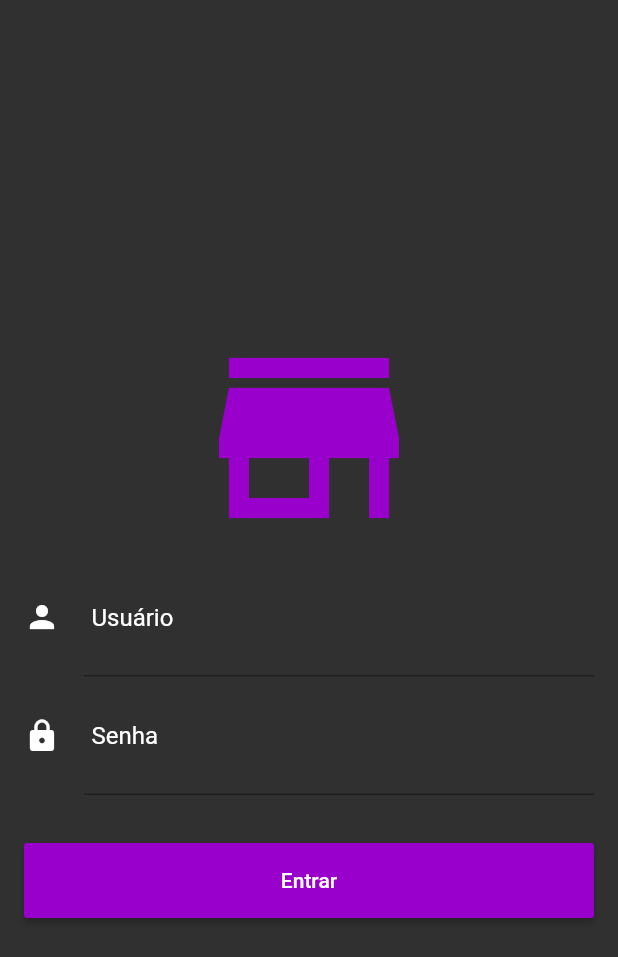
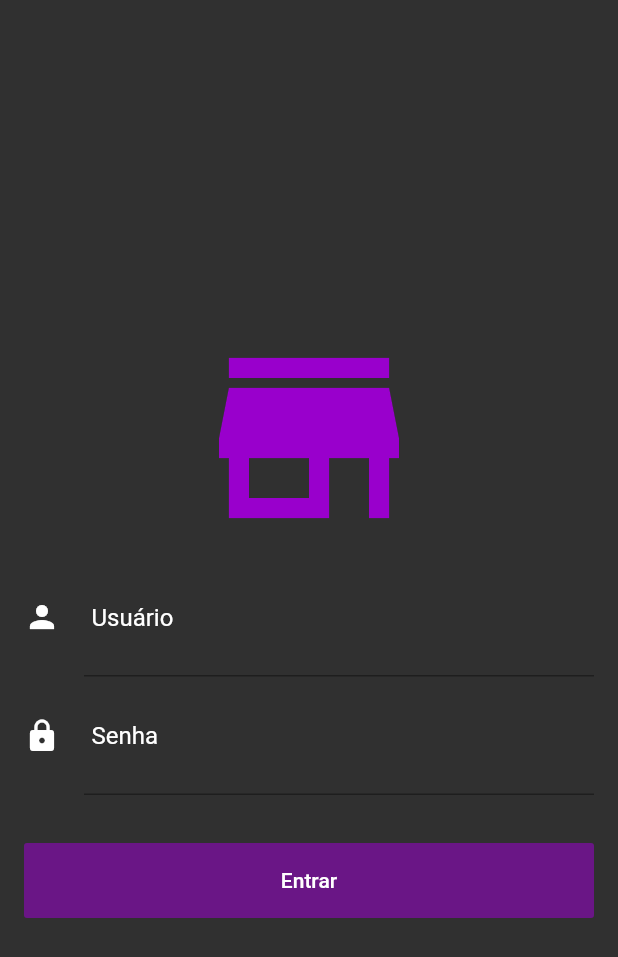
Before and after one commit to joaokage1/gerenciador_loja, a Flutter app: the screen it shows after launch, on a phone screen of 412 x 824 dp. Shown: the top 957 px of the screen. Run offline on Flutter 3.47's test engine with Material 2 defaults, Android fonts, the phone set to English and light mode, and no system bars; our stand-ins replace rxdart; missing offline and left inert: bloc_pattern.

Commit message:
using the login_bloc.dart and field validators

```diff
--- a/lib/blocs/login_bloc.dart
+++ b/lib/blocs/login_bloc.dart
@@ -2,18 +2,24 @@ import 'package:bloc_pattern/bloc_pattern.dart';
 import 'package:gerenciador_loja/validators/login_validator.dart';
 import 'package:rxdart/rxdart.dart';
 
-class loginBloc extends BlocBase with LoginValidator{
-
+class LoginBloc extends BlocBase with LoginValidator {
   final _emailController = BehaviorSubject<String>();
   final _passwordController = BehaviorSubject<String>();
 
-  Stream<String> get outEmail => _emailController.stream.transform(validateEmail);
-  Stream<String> get outPassword => _passwordController.stream.transform(validatePassword);
+  Stream<String> get outEmail =>
+      _emailController.stream.transform(validateEmail);
+  Stream<String> get outPassword =>
+      _passwordController.stream.transform(validatePassword);
+
+  Stream<bool> get outSubmitValid =>
+      Observable.combineLatest2(outEmail, outPassword, (a, b) => true);
+
+  Function(String) get changeEmail => _emailController.sink.add;
+  Function(String) get changePassword => _passwordController.sink.add;
 
   @override
   void dispose() {
     _emailController.close();
     _passwordController.close();
   }
-
 }
--- a/lib/screens/login_screen.dart
+++ b/lib/screens/login_screen.dart
@@ -1,4 +1,5 @@
 import 'package:flutter/material.dart';
+import 'package:gerenciador_loja/blocs/login_bloc.dart';
 import 'package:gerenciador_loja/widgets/input_field.dart';
 
 class LoginScreen extends StatefulWidget {
@@ -7,6 +8,8 @@ class LoginScreen extends StatefulWidget {
 }
 
 class _LoginScreenState extends State<LoginScreen> {
+  final _loginBloc = LoginBloc();
+
   @override
   Widget build(BuildContext context) {
     return Scaffold(
@@ -30,24 +33,33 @@ class _LoginScreenState extends State<LoginScreen> {
                     icon: Icons.person,
                     hint: "Usuário",
                     obscure: false,
+                    stream: _loginBloc.outEmail,
+                    onChanged: _loginBloc.changeEmail,
                   ),
                   InputField(
                     icon: Icons.lock,
                     hint: "Senha",
                     obscure: true,
+                    stream: _loginBloc.outPassword,
+                    onChanged: _loginBloc.changePassword,
                   ),
                   SizedBox(
                     height: 32.0,
                   ),
-                  SizedBox(
+                  StreamBuilder<bool>(
+                      stream: _loginBloc.outSubmitValid,
+                      builder: (context, snapshot) {
+                        return SizedBox(
                           height: 50.0,
                           child: RaisedButton(
                             color: Theme.of(context).primaryColor,
                             child: Text("Entrar"),
-                      onPressed: () {},
+                            onPressed: snapshot.hasData ? () {} : null,
                             textColor: Colors.white,
+                            disabledColor: Theme.of(context).primaryColor.withAlpha(140),
                           ),
-                  )
+                        );
+                      })
                 ],
               ),
             ),
--- a/lib/widgets/input_field.dart
+++ b/lib/widgets/input_field.dart
@@ -5,12 +5,18 @@ class InputField extends StatelessWidget {
   final IconData icon;
   final String hint;
   final bool obscure;
+  final Stream<String> stream;
+  final Function(String) onChanged;
 
-  InputField({this.icon, this.hint, this.obscure});
+  InputField({this.icon, this.hint,this.onChanged, this.obscure, this.stream});
 
   @override
   Widget build(BuildContext context) {
+    return StreamBuilder<String>(
+      stream: stream,
+      builder: (context, snapshot) {
         return TextField(
+          onChanged: onChanged,
           decoration: InputDecoration(
             icon: Icon(icon, color: Colors.white,),
             hintText: hint,
@@ -20,6 +26,7 @@ class InputField extends StatelessWidget {
                 color: Theme.of(context).primaryColor
               )
             ),
+            errorText: snapshot.hasError ? snapshot.error : null,
             contentPadding: EdgeInsets.only(
               left: 5.0,
               right: 30.0,
@@ -33,4 +40,6 @@ class InputField extends StatelessWidget {
           obscureText: obscure,
         );
       }
+    );
   }
+}
```
Lines whose indentation alone changed are shown as unchanged.
